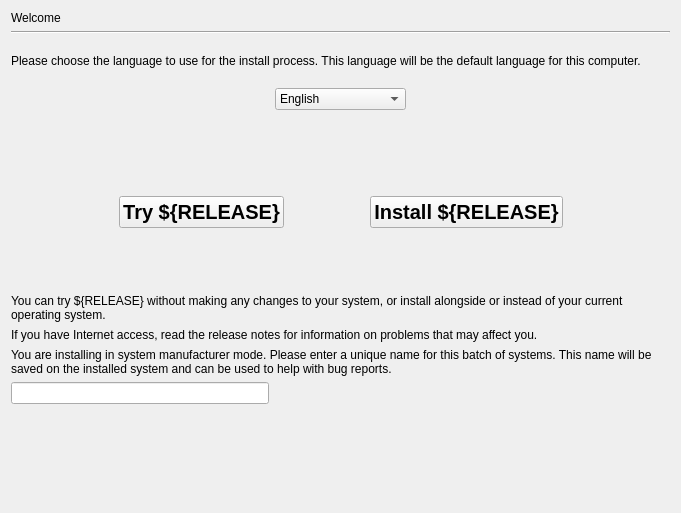
This is gui/qt/stepLanguage.ui in 2bdkid/ubiquity as Qt 5 draws it before an edit. The edited form follows.
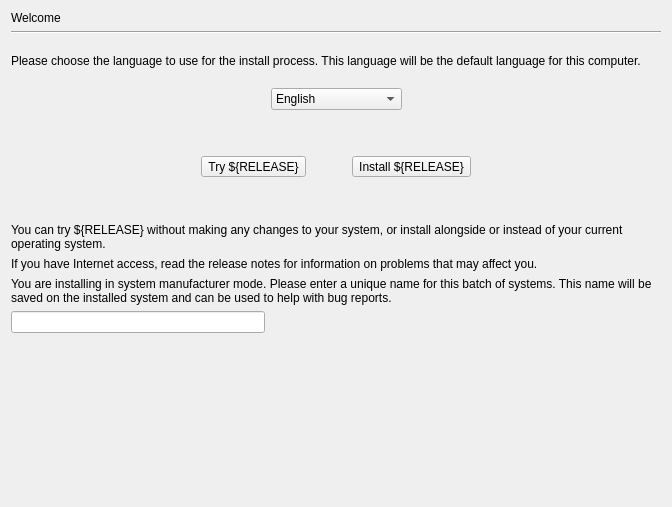
This is the edited form.

```diff
--- a/gui/qt/stepLanguage.ui
+++ b/gui/qt/stepLanguage.ui
@@ -6,8 +6,8 @@
    <rect>
     <x>0</x>
     <y>0</y>
-    <width>681</width>
-    <height>513</height>
+    <width>672</width>
+    <height>507</height>
    </rect>
   </property>
   <property name="sizePolicy">
@@ -130,7 +130,7 @@
      <property name="sizeHint" stdset="0">
       <size>
        <width>0</width>
-       <height>60</height>
+       <height>40</height>
       </size>
      </property>
     </spacer>
@@ -174,38 +174,20 @@
       </spacer>
      </item>
      <item>
-      <layout class="QVBoxLayout" name="verticalLayout">
-       <item>
-        <widget class="QLabel" name="image1">
+      <widget class="QToolButton" name="try_ubuntu">
          <property name="sizePolicy">
           <sizepolicy hsizetype="Minimum" vsizetype="Minimum">
            <horstretch>0</horstretch>
            <verstretch>0</verstretch>
           </sizepolicy>
-         </property>
-         <property name="text">
-          <string/>
-         </property>
-         <property name="alignment">
-          <set>Qt::AlignCenter</set>
-         </property>
-        </widget>
-       </item>
-       <item>
-        <widget class="QPushButton" name="try_ubuntu">
-         <property name="font">
-          <font>
-           <pointsize>15</pointsize>
-           <weight>75</weight>
-           <bold>true</bold>
-          </font>
          </property>
          <property name="text">
           <string>Try ${RELEASE}</string>
          </property>
-        </widget>
-       </item>
-      </layout>
+       <property name="toolButtonStyle">
+        <enum>Qt::ToolButtonTextUnderIcon</enum>
+       </property>
+      </widget>
      </item>
      <item>
       <spacer name="horizontalSpacer_7">
@@ -217,45 +199,27 @@
        </property>
        <property name="sizeHint" stdset="0">
         <size>
-         <width>80</width>
+         <width>40</width>
          <height>20</height>
         </size>
        </property>
       </spacer>
      </item>
      <item>
-      <layout class="QVBoxLayout" name="verticalLayout_2">
-       <item>
-        <widget class="QLabel" name="image2">
+      <widget class="QToolButton" name="install_ubuntu">
          <property name="sizePolicy">
           <sizepolicy hsizetype="Minimum" vsizetype="Minimum">
-           <horstretch>2</horstretch>
-           <verstretch>2</verstretch>
-          </sizepolicy>
-         </property>
-         <property name="text">
-          <string/>
-         </property>
-         <property name="alignment">
-          <set>Qt::AlignCenter</set>
-         </property>
-        </widget>
-       </item>
-       <item>
-        <widget class="QPushButton" name="install_ubuntu">
-         <property name="font">
-          <font>
-           <pointsize>15</pointsize>
-           <weight>75</weight>
-           <bold>true</bold>
-          </font>
+         <horstretch>0</horstretch>
+         <verstretch>0</verstretch>
+        </sizepolicy>
          </property>
          <property name="text">
           <string>Install ${RELEASE}</string>
          </property>
-        </widget>
-       </item>
-      </layout>
+       <property name="toolButtonStyle">
+        <enum>Qt::ToolButtonTextUnderIcon</enum>
+       </property>
+      </widget>
      </item>
      <item>
       <spacer name="horizontalSpacer_5">
@@ -290,7 +254,7 @@
      <property name="sizeHint" stdset="0">
       <size>
        <width>20</width>
-       <height>60</height>
+       <height>40</height>
       </size>
      </property>
     </spacer>
```
Lines whose indentation alone changed are shown as unchanged.
